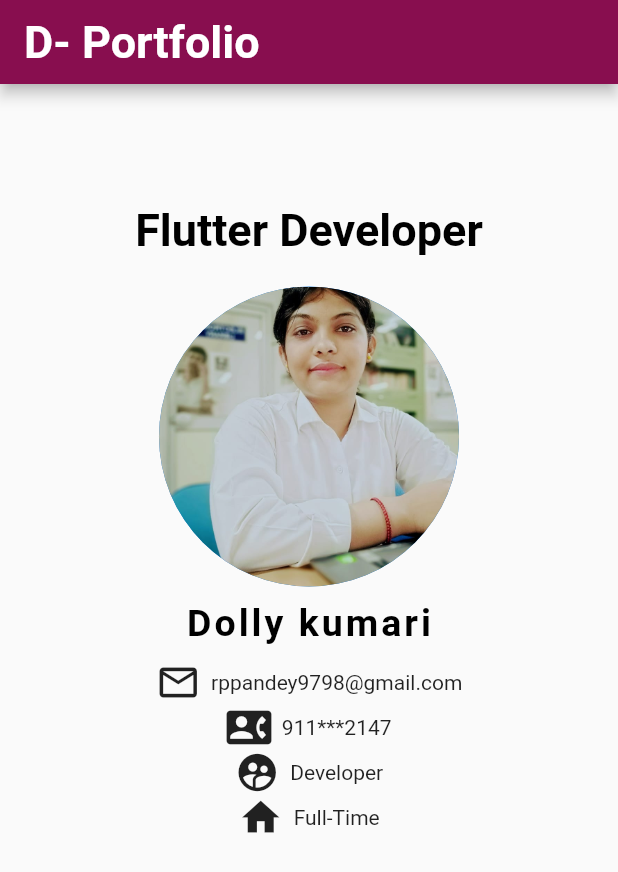
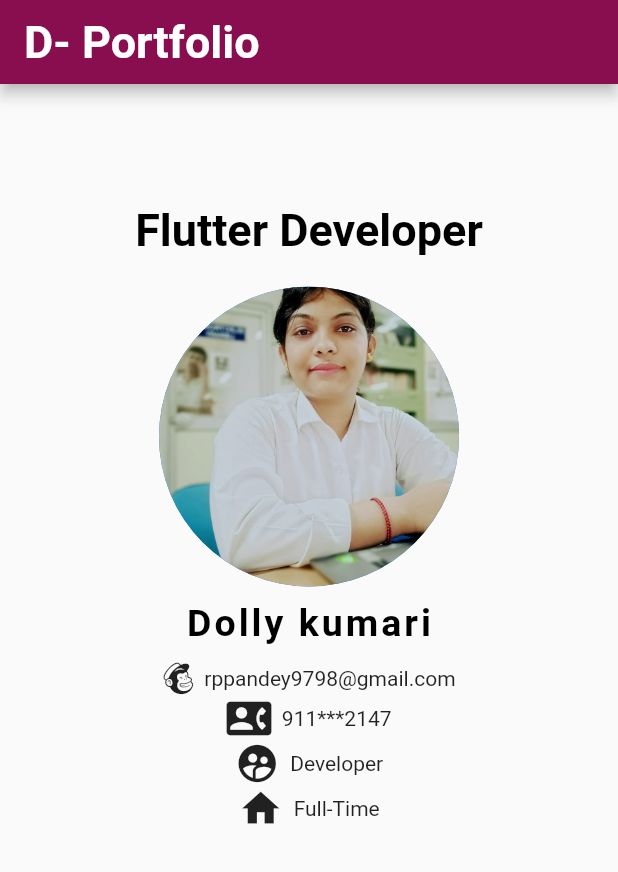
Before and after one commit to dollykumari9798/hello_world, a Flutter app: the Home screen opened directly, on a phone screen of 412 x 824 dp. Shown: the top 872 px of the screen. Run offline on Flutter 3.47's test engine with Material 2 defaults, Android fonts, the phone set to English and light mode, and no system bars; our stand-ins replace font_awesome_flutter; Roboto replaces fonts that are missing (Smooch).

Commit message:
icon changed again

```diff
--- a/lib/try.dart
+++ b/lib/try.dart
@@ -62,11 +62,11 @@ class Home extends StatelessWidget {
               Row(
                 mainAxisAlignment: MainAxisAlignment.center,
                 children: <Widget>[
-                  // FaIcon(FontAwesomeIcons.mailchimp),
-                  Icon(
-                    Icons.mail_outline,
-                    size: 30,
-                  ),
+                  FaIcon(FontAwesomeIcons.mailchimp),
+                  // Icon(
+                  //   Icons.mail_outline,
+                  //   size: 30,
+                  // ),
                   Text('  rppandey9798@gmail.com')
                 ],
               ),
```
